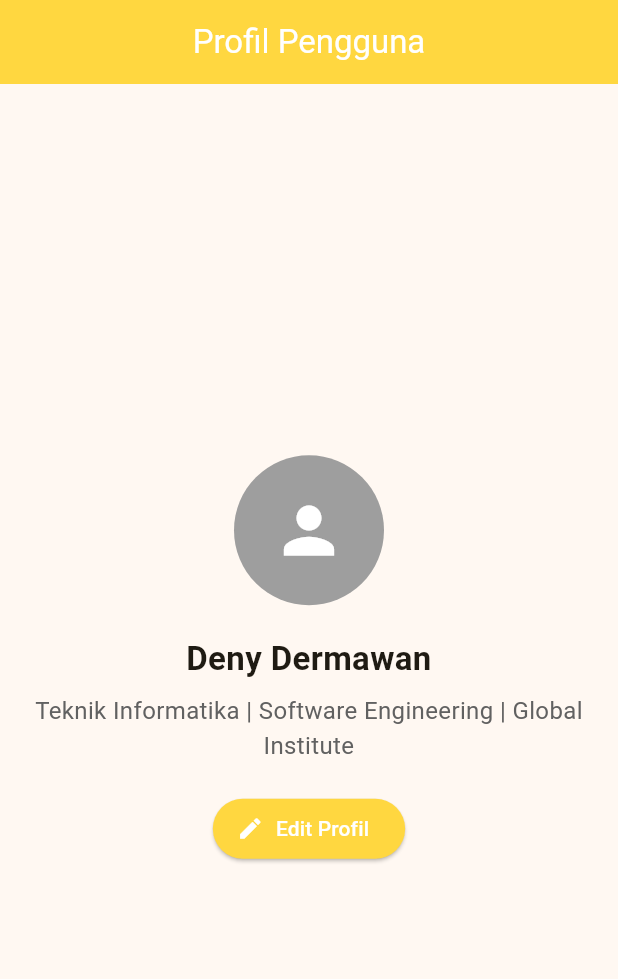
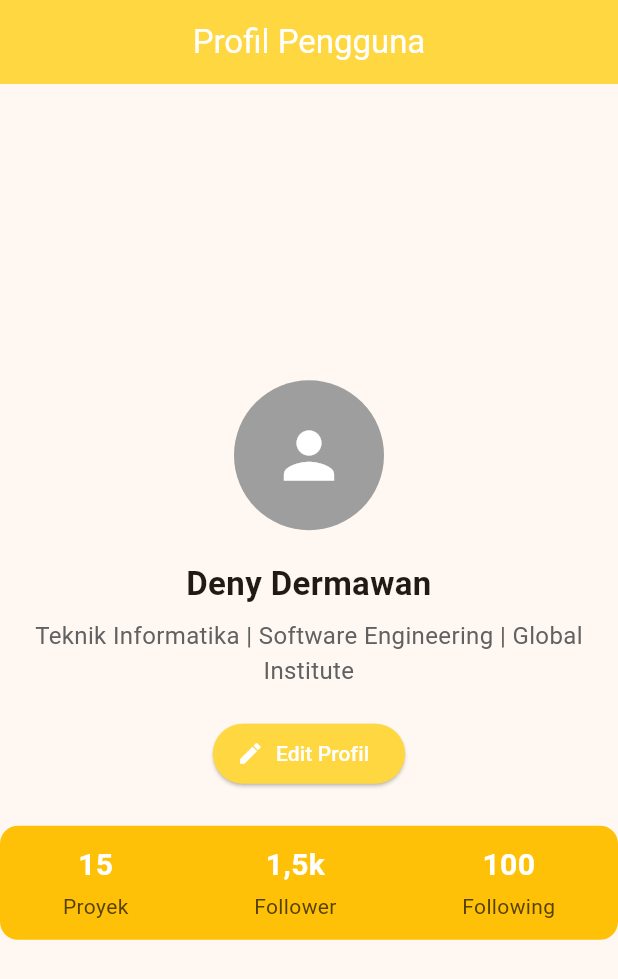
Before and after one commit to dygnora/Latihan-007-aplikasi-mobile, a Flutter app: the screen it shows after launch, on a phone screen of 412 x 824 dp. Shown: the top 979 px of the screen. Run offline on Flutter 3.47's test engine with Material 3 defaults, Android fonts, the phone set to English and light mode, and no system bars.

Commit message:
feat: add profile statistics row

```diff
--- a/lib/profile_page.dart
+++ b/lib/profile_page.dart
@@ -30,7 +30,6 @@ class ProfilePage extends StatelessWidget {
   }
 }
 
-
 class ProfileAvatar extends StatelessWidget {
   const ProfileAvatar({super.key});
 
@@ -44,6 +43,41 @@ class ProfileAvatar extends StatelessWidget {
         size: 50,
         color: Colors.white,
       ),
+    );
+  }
+}
+
+class StatItem extends StatelessWidget {
+  final String count;
+  final String label;
+
+  const StatItem({
+    super.key,
+    required this.count,
+    required this.label,
+    });
+
+  @override
+  Widget build(BuildContext context) {
+    return Column(
+      children: [
+        Text(
+          count,
+          style: const TextStyle(
+            fontSize: 20,
+            fontWeight: FontWeight.bold,
+            color: Colors.white
+          ),
+        ),
+        SizedBox(height: 3),
+        Text(
+          label,
+          style: TextStyle(
+            fontSize: 14,
+            color: const Color.fromARGB(255, 86, 65, 2),
+          ),
+        )
+      ],
     );
   }
 }
@@ -97,6 +131,24 @@ class ProfileInfo extends StatelessWidget {
             foregroundColor: Colors.white,
           ),
         ),
+        const SizedBox(height: 24),
+        Container(
+          padding: const EdgeInsets.symmetric(vertical: 12),
+          decoration: BoxDecoration(
+            color: Colors.amber,
+            borderRadius: BorderRadius.circular(12)
+          ),
+          child: Row(
+            mainAxisAlignment: MainAxisAlignment.spaceEvenly,
+            children: const [
+              StatItem(count: '15', label: 'Proyek'),
+              SizedBox(height: 24),
+              StatItem(count: '1,5k', label: 'Follower'),
+              SizedBox(height: 24),
+              StatItem(count: '100', label: 'Following')
+            ]
+          ),
+        )
       ],
     );
   }
```
